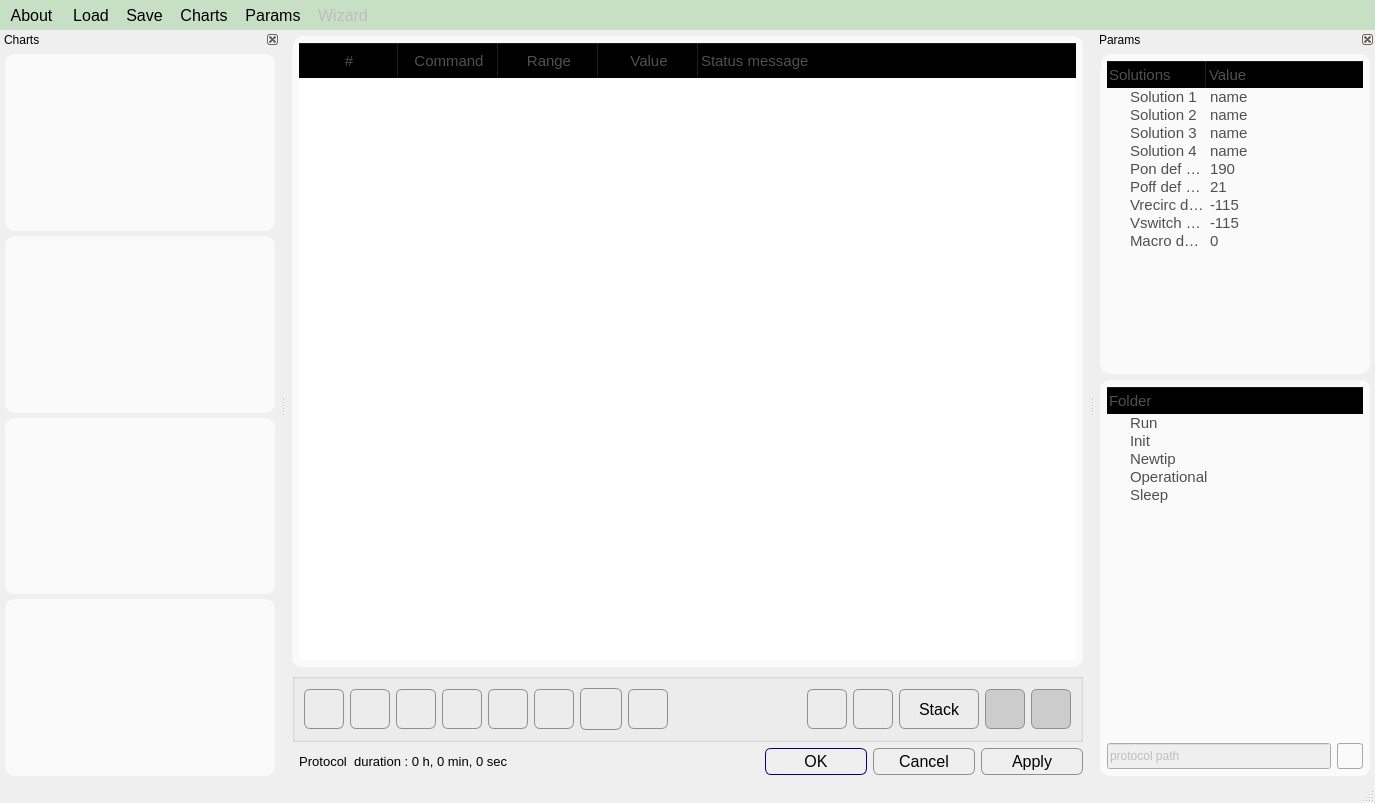
Above: apps/Lab-on-a-tip/protocolEditor.ui from bellonemauro/Labonatip2.0 before the change. Below: the same form after it.
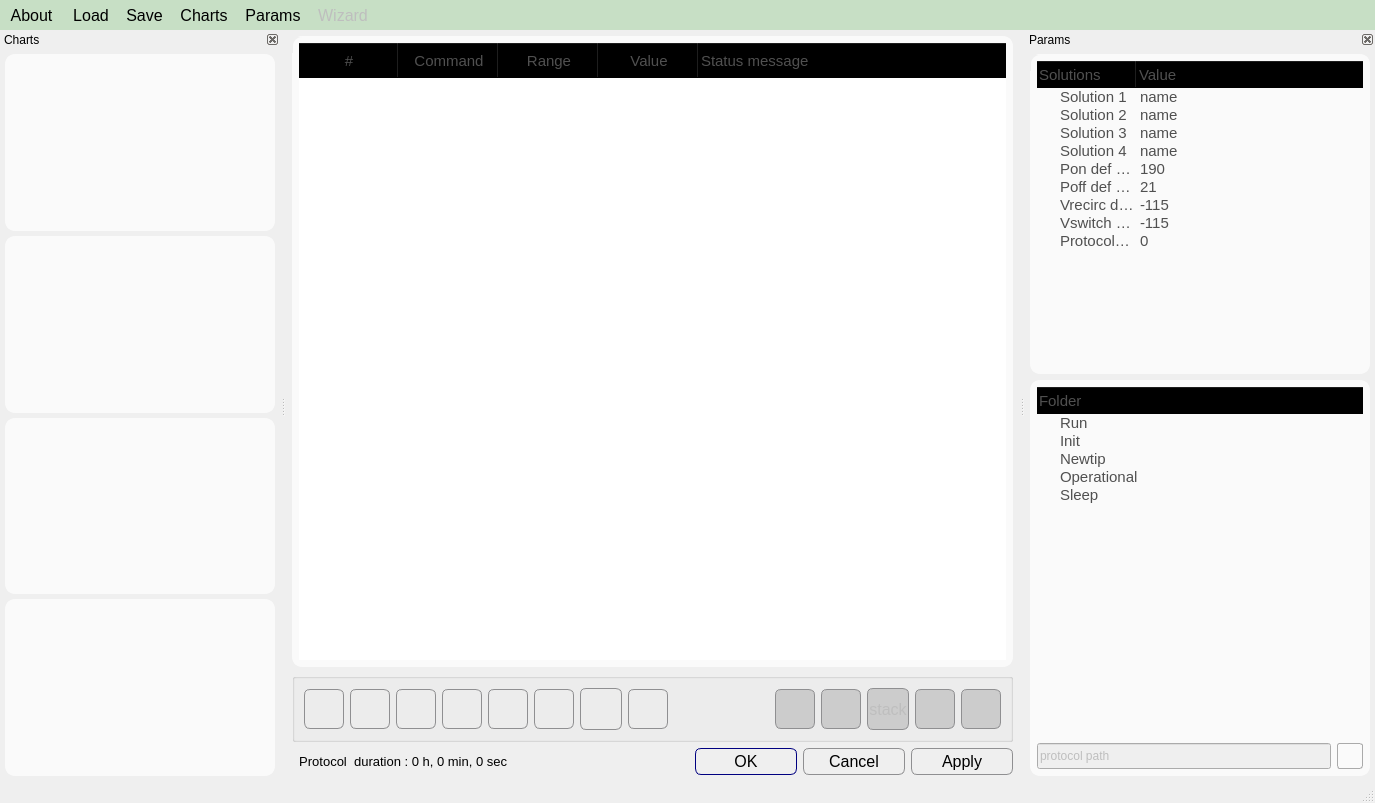
That is the form after the change. Icons and pictures are not drawn.

Commit message: update with new protocol editor features

The edit to the form file:
```diff
--- a/apps/Lab-on-a-tip/protocolEditor.ui
+++ b/apps/Lab-on-a-tip/protocolEditor.ui
@@ -90,7 +90,7 @@
         <rect>
          <x>0</x>
          <y>0</y>
-         <width>807</width>
+         <width>737</width>
          <height>679</height>
         </rect>
        </property>
@@ -583,7 +583,7 @@
            <item>
             <widget class="QPushButton" name="pushButton_undo">
              <property name="enabled">
-              <bool>true</bool>
+              <bool>false</bool>
              </property>
              <property name="minimumSize">
               <size>
@@ -625,14 +625,14 @@
               </size>
              </property>
              <property name="checkable">
-              <bool>true</bool>
+              <bool>false</bool>
              </property>
             </widget>
            </item>
            <item>
             <widget class="QPushButton" name="pushButton_redo">
              <property name="enabled">
-              <bool>true</bool>
+              <bool>false</bool>
              </property>
              <property name="minimumSize">
               <size>
@@ -674,52 +674,17 @@
               </size>
              </property>
              <property name="checkable">
-              <bool>true</bool>
+              <bool>false</bool>
              </property>
             </widget>
            </item>
            <item>
-            <widget class="QPushButton" name="pushButton_showUndoStack">
+            <widget class="QPushButton" name="pushButton_undoStack">
              <property name="enabled">
-              <bool>true</bool>
-             </property>
-             <property name="minimumSize">
-              <size>
-               <width>80</width>
-               <height>40</height>
-              </size>
-             </property>
-             <property name="maximumSize">
-              <size>
-               <width>80</width>
-               <height>40</height>
-              </size>
-             </property>
-             <property name="font">
-              <font>
-               <pointsize>-1</pointsize>
-              </font>
-             </property>
-             <property name="toolTip">
-              <string>&lt;html&gt;&lt;head/&gt;&lt;body&gt;&lt;p&gt;&lt;span style=&quot; font-size:10pt;&quot;&gt;Show undo stack&lt;/span&gt;&lt;/p&gt;&lt;/body&gt;&lt;/html&gt;</string>
-             </property>
-             <property name="statusTip">
-              <string>Clear all commands</string>
-             </property>
-             <property name="whatsThis">
-              <string>Clear all commands</string>
+              <bool>false</bool>
              </property>
              <property name="text">
-              <string>Stack</string>
-             </property>
-             <property name="iconSize">
-              <size>
-               <width>30</width>
-               <height>30</height>
-              </size>
-             </property>
-             <property name="checkable">
-              <bool>true</bool>
+              <string>stack</string>
              </property>
             </widget>
            </item>
@@ -871,7 +836,9 @@
 }
 
 QTreeView::item:hover {
-    background: qlineargradient(x1: 0, y1: 0, x2: 0, y2: 1, stop: 0 #f6f7fa, stop: 1 #F0FFF0);
+/*    background: qlineargradient(x1: 0, y1: 0, x2: 0, y2: 1, stop: 0 #f6f7fa, stop: 1 #F0FFF0);*/
+    border: 1px solid #C0C0C0;
+    background: qlineargradient(x1: 0, y1: 0, x2: 0, y2: 1, stop: 0 #C0C0C0, stop: 1 #C0C0C0);
 }
 
 QTreeView::item:selected {
@@ -958,7 +925,7 @@
               <bool>true</bool>
              </property>
              <property name="selectionMode">
-              <enum>QAbstractItemView::ContiguousSelection</enum>
+              <enum>QAbstractItemView::SingleSelection</enum>
              </property>
              <property name="selectionBehavior">
               <enum>QAbstractItemView::SelectRows</enum>
@@ -1097,7 +1064,7 @@
   <widget class="QDockWidget" name="dockWidget_params">
    <property name="minimumSize">
     <size>
-     <width>280</width>
+     <width>350</width>
      <height>600</height>
     </size>
    </property>
@@ -1305,7 +1272,7 @@
           </item>
           <item>
            <property name="text">
-            <string>Macro duration (s)</string>
+            <string>Protocol duration (s)</string>
            </property>
            <property name="text">
             <string>0</string>
@@ -1844,6 +1811,17 @@
     <string>Save as</string>
    </property>
   </action>
+  <action name="actionactionShowStack">
+   <property name="checkable">
+    <bool>true</bool>
+   </property>
+   <property name="text">
+    <string>actionShowStack</string>
+   </property>
+   <property name="shortcut">
+    <string>Ctrl+P</string>
+   </property>
+  </action>
  </widget>
  <resources>
   <include location="resources.qrc"/>
```
The commit also changes 15 other files.
